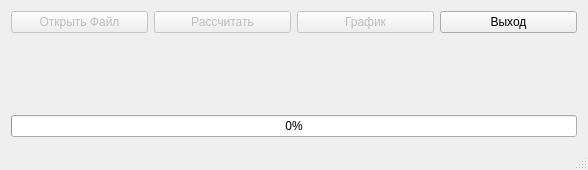
ele638/GiredMet, file mainwindow.ui: the form before one commit.
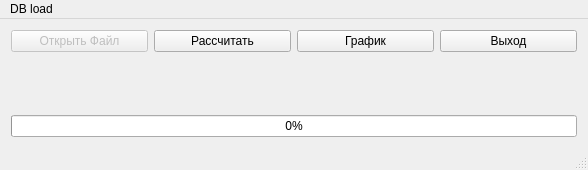
The form after the commit.

Diff of the .ui file:
```diff
--- a/mainwindow.ui
+++ b/mainwindow.ui
@@ -39,20 +39,10 @@
     </size>
    </property>
    <layout class="QGridLayout" name="gridLayout">
-    <item row="1" column="2">
-     <widget class="QPushButton" name="graphicsButton">
-      <property name="enabled">
-       <bool>false</bool>
-      </property>
-      <property name="text">
-       <string>График</string>
-      </property>
-     </widget>
-    </item>
     <item row="1" column="1">
      <widget class="QPushButton" name="execButton">
       <property name="enabled">
-       <bool>false</bool>
+       <bool>true</bool>
       </property>
       <property name="text">
        <string>Рассчитать</string>
@@ -82,7 +72,14 @@
       </property>
      </widget>
     </item>
-    <item row="3" column="0" colspan="4" alignment="Qt::AlignBottom">
+    <item row="3" column="0" colspan="4" alignment="Qt::AlignVCenter">
+     <widget class="QLabel" name="progressTitle">
+      <property name="text">
+       <string/>
+      </property>
+     </widget>
+    </item>
+    <item row="5" column="0" colspan="4" alignment="Qt::AlignBottom">
      <widget class="QProgressBar" name="progressBar">
       <property name="enabled">
        <bool>true</bool>
@@ -110,8 +107,18 @@
       </property>
      </widget>
     </item>
-    <item row="2" column="0" colspan="4" alignment="Qt::AlignVCenter">
-     <widget class="QLabel" name="progressTitle">
+    <item row="1" column="2">
+     <widget class="QPushButton" name="graphicsButton">
+      <property name="enabled">
+       <bool>true</bool>
+      </property>
+      <property name="text">
+       <string>График</string>
+      </property>
+     </widget>
+    </item>
+    <item row="4" column="0" colspan="4">
+     <widget class="QLabel" name="progressCounter">
       <property name="text">
        <string/>
       </property>
@@ -128,6 +135,13 @@
      <height>22</height>
     </rect>
    </property>
+   <widget class="QMenu" name="menuDB_load">
+    <property name="title">
+     <string>DB load</string>
+    </property>
+    <addaction name="actionDB_load"/>
+   </widget>
+   <addaction name="menuDB_load"/>
   </widget>
   <widget class="QStatusBar" name="statusBar"/>
  </widget>
```
Left out of the diff: 5 changed lines with no effect on the pictures.
